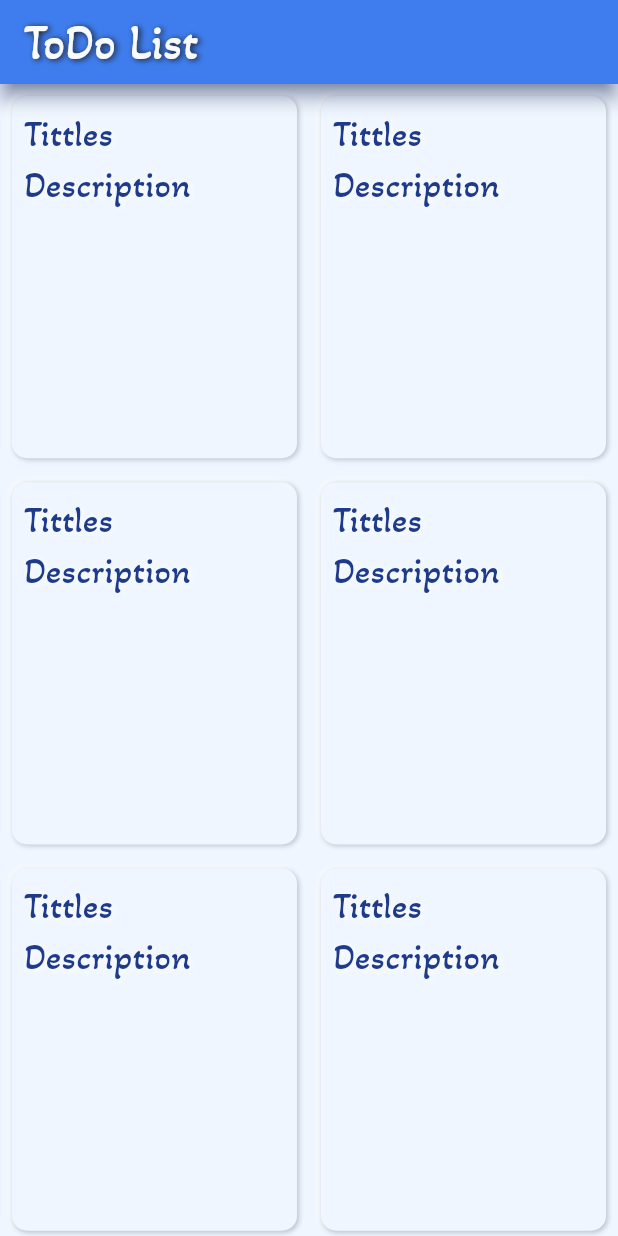
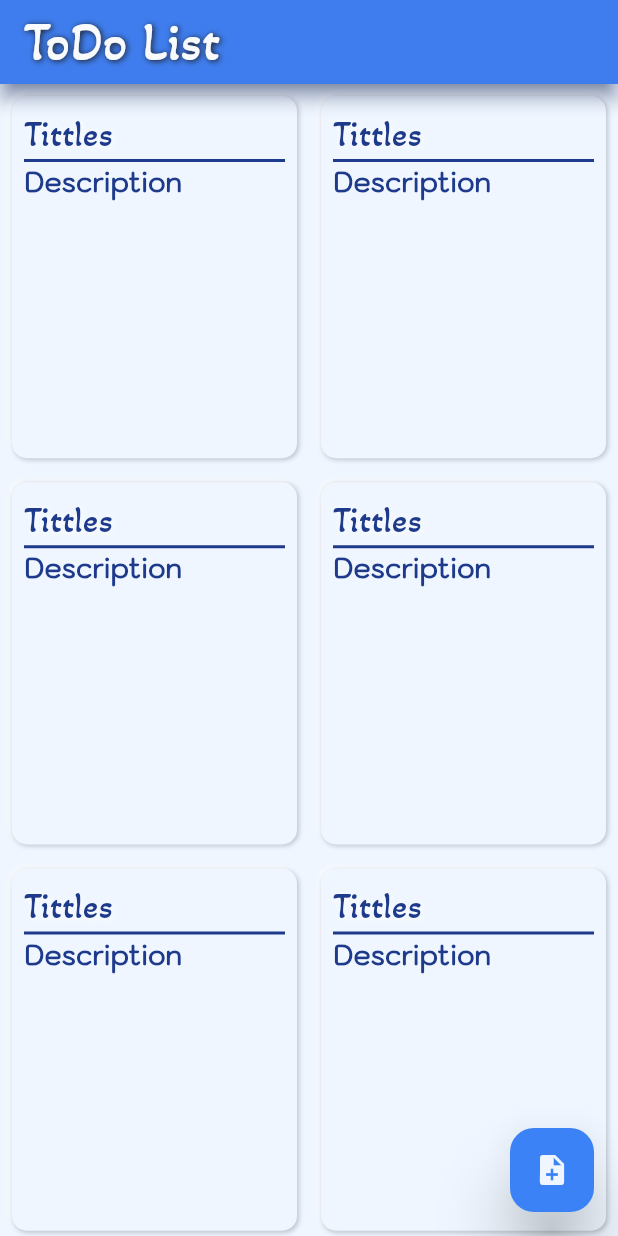
Before and after one commit to sohaibnawaz123/PRODIGY_To-Do-list_02, a Flutter app: the screen it shows after launch, on a phone screen of 412 x 824 dp. Run offline on Flutter 3.47's test engine with Material 3 defaults, Android fonts, the phone set to English and light mode, and no system bars; drawn by our look-alikes of clay_containers; our stand-ins replace animated_background, cloud_firestore, firebase_core, get, lottie; accounts and stored records are empty.

Commit message:
NoteDisplay Screen Done & add notes Screen Start

```diff
--- a/lib/utils/constants.dart
+++ b/lib/utils/constants.dart
@@ -17,14 +17,15 @@ TextStyle headingText(Color color,double size,{Color shadowColor = Colors.white}
     fontSize: size,
     color: color,
     shadows: [
-     Shadow(color:shadowColor,offset: const Offset(1.5, 1),blurRadius: 5)
+     Shadow(color:shadowColor,offset: const Offset(1, 1),blurRadius: 5)
     ],
   );
 }
-TextStyle appText(Color color,double size) {
+TextStyle appText(Color color,double size,{FontWeight weight = FontWeight.w600}) {
   return TextStyle(
     fontFamily: 'Kodchasan',
     fontSize: size,
     color: color,
+    fontWeight: weight
   );
 }
--- a/lib/view/readScreen.dart
+++ b/lib/view/readScreen.dart
@@ -4,6 +4,7 @@ import 'package:clay_containers/clay_containers.dart';
 import 'package:flutter/material.dart';
 import 'package:get/get.dart';
 import 'package:todo_list_firebase/utils/constants.dart';
+import 'package:todo_list_firebase/view/notesAddScreen.dart';
 
 class ReadScreen extends StatelessWidget {
   const ReadScreen({super.key});
@@ -11,12 +12,24 @@ class ReadScreen extends StatelessWidget {
   @override
   Widget build(BuildContext context) {
     return Scaffold(
+      floatingActionButton: FloatingActionButton(
+        onPressed: () {
+          Get.to(const AddNotes());
+        },
+        backgroundColor: AppConstants.appBARbg,
+        elevation: 20,
+        tooltip: "Add Note",
+        child: Icon(
+          Icons.note_add,
+          color: AppConstants.appbg,
+        ),
+      ),
       backgroundColor: AppConstants.appbg,
       appBar: AppBar(
         backgroundColor: AppConstants.appBARbg,
         title: Text(
           "ToDo List",
-          style: headingText(AppConstants.textColor2, 32,
+          style: headingText(AppConstants.textColor2, 36,
               shadowColor: AppConstants.textColor),
         ),
         elevation: 5,
@@ -24,14 +37,15 @@ class ReadScreen extends StatelessWidget {
       ),
       body: SizedBox(
         child: GridView.builder(
-            gridDelegate:
-                const SliverGridDelegateWithFixedCrossAxisCount(childAspectRatio:.8 ,crossAxisCount: 2),itemCount: 10,
+            gridDelegate: const SliverGridDelegateWithFixedCrossAxisCount(
+                childAspectRatio: .8, crossAxisCount: 2),
+            itemCount: 10,
             itemBuilder: (context, index) {
               return Padding(
                 padding: const EdgeInsets.all(8.0),
                 child: ClayContainer(
-                  width: Get.width*0.45,
-                  height: Get.height*0.3,
+                  width: Get.width * 0.45,
+                  height: Get.height * 0.3,
                   borderRadius: 10,
                   spread: 1,
                   depth: 50,
@@ -41,8 +55,19 @@ class ReadScreen extends StatelessWidget {
                     child: Column(
                       crossAxisAlignment: CrossAxisAlignment.start,
                       children: [
-                        Text("Tittles",style: headingText(AppConstants.headingColor, 24),),
-                        Text("Description",style: headingText(AppConstants.headingColor, 24),),
+                        Text(
+                          "Tittles",
+                          style: headingText(AppConstants.headingColor, 24),
+                        ),
+                        Divider(
+                          thickness: 2,
+                          color: AppConstants.headingColor,
+                          height: 2,
+                        ),
+                        Text(
+                          "Description",
+                          style: appText(AppConstants.headingColor, 18),
+                        ),
                       ],
                     ),
                   ),
```
Also changed, not shown: lib/view/notesAddScreen.dart (+29 -2 lines).
